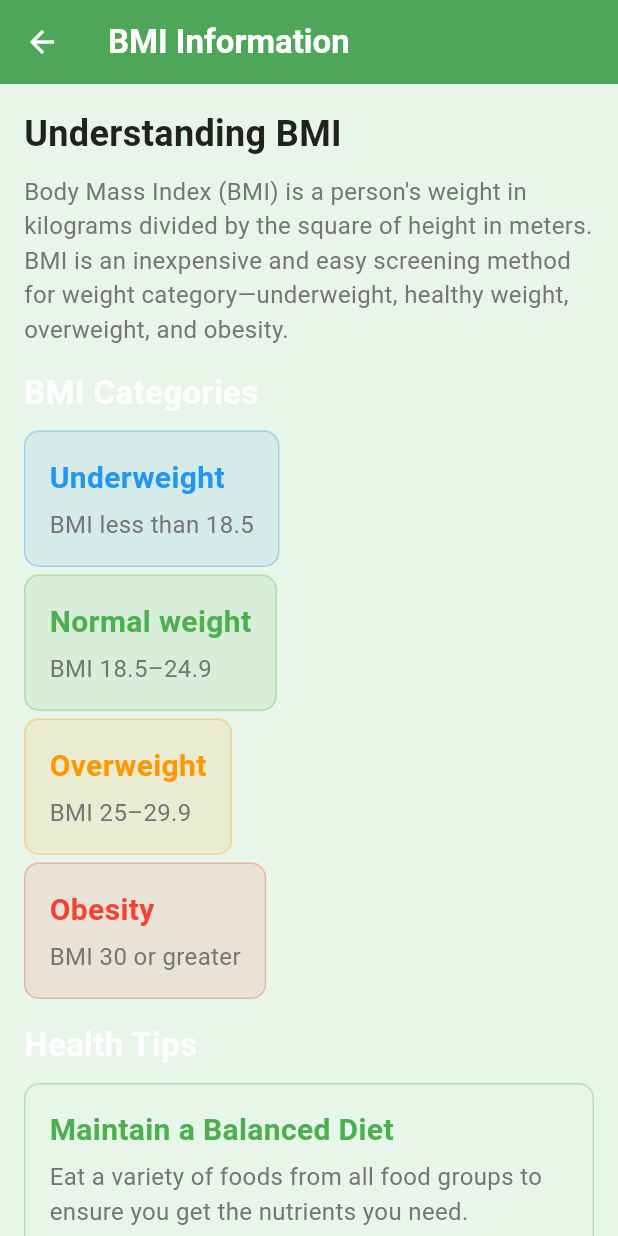
After one commit to uroojkhadim/FA23-BSE-019-5A-UroojKhadim, a Flutter app: the BMIInfoScreen screen opened by its route, on a phone screen of 412 x 824 dp. The commit adds this screen. Run offline on Flutter 3.47's test engine with Material 3 defaults, Android fonts, the phone set to English and light mode, and no system bars; our stand-ins replace csv, file_picker, fl_chart, flutter_local_notifications, google_sign_in, googleapis_auth and 5 more; missing offline and left inert: excel, googleapis; accounts and stored records are empty.

Commit message:
video 16
Navigation Feature:
1. BMI Information Screen
Created a new BMIInfoScreen widget with detailed BMI information
Displays comprehensive information about BMI categories and health tips
Uses consistent styling with the rest of the app through constants
Features:
BMI category explanations with color-coded cards
Health tips for maintaining a healthy lifestyle
Back navigation button
2. Navigation Implementation
Added routing configuration in the MaterialApp widget to register the new screen
Added a "Learn more about BMI" button in the main calculator screen
Implemented navigation using Navigator.pushNamed to navigate to the information screen
Added back navigation functionality using Navigator.pop
3. User Experience Enhancements
Users can now access detailed BMI information without leaving the app
Clear navigation path between the calculator and information screens
Consistent styling and design language throughout both screens
Intuitive back navigation using both the app bar back button and the bottom button

```diff
--- a/bmi_calculator/lib/main.dart
+++ b/bmi_calculator/lib/main.dart
@@ -12,6 +12,7 @@ import 'widgets/bmi_category.dart';
 import 'widgets/bmi_calculator_callbacks.dart';
 import 'widgets/constants/spacing_constants.dart';
 import 'widgets/custom_fab.dart';
+import 'widgets/bmi_info_screen.dart';
 
 // =============================================================================
 // MAIN APPLICATION
@@ -34,6 +35,9 @@ class BMICalculatorApp extends StatelessWidget {
       title: 'BMI Calculator',
       theme: BMICalculatorTheme.lightTheme,
       home: const BMICalculatorScreen(),
+      routes: {
+        '/bmi-info': (context) => const BMIInfoScreen(),
+      },
     );
   }
 }
@@ -243,6 +247,18 @@ class _BMICalculatorScreenState extends State<BMICalculatorScreen> {
                 ),
 
               const SizedBox(height: SpacingConstants.extraLarge),
+
+              // Button to navigate to BMI information screen
+              Center(
+                child: TextButton(
+                  onPressed: () {
+                    Navigator.pushNamed(context, '/bmi-info');
+                  },
+                  child: const Text('Learn more about BMI'),
+                ),
+              ),
+
+              const SizedBox(height: SpacingConstants.extraLarge),
             ],
           ),
         ),
--- /dev/null
+++ b/bmi_calculator/lib/widgets/bmi_info_screen.dart
@@ -0,0 +1,167 @@
+// Import the Flutter material design library
+import 'package:flutter/material.dart';
+import 'package:bmi_calculator/widgets/app_theme.dart';
+import 'package:bmi_calculator/widgets/constants/color_constants.dart';
+import 'package:bmi_calculator/widgets/constants/text_style_constants.dart';
+import 'package:bmi_calculator/widgets/constants/spacing_constants.dart';
+
+/// BMI Information Screen
+/// Displays detailed information about BMI categories and health tips
+class BMIInfoScreen extends StatelessWidget {
+  /// Constructor for BMIInfoScreen
+  const BMIInfoScreen({Key? key}) : super(key: key);
+
+  @override
+  Widget build(BuildContext context) {
+    return Scaffold(
+      appBar: AppBar(
+        title: const Text('BMI Information'),
+        leading: IconButton(
+          icon: const Icon(Icons.arrow_back),
+          onPressed: () {
+            Navigator.pop(context);
+          },
+        ),
+      ),
+      body: SingleChildScrollView(
+        child: Padding(
+          padding: SpacingConstants.defaultPadding,
+          child: Column(
+            crossAxisAlignment: CrossAxisAlignment.start,
+            children: [
+              const Text(
+                'Understanding BMI',
+                style: TextStyleConstants.largeTitle,
+              ),
+              const SizedBox(height: SpacingConstants.medium),
+              const Text(
+                'Body Mass Index (BMI) is a person\'s weight in kilograms divided by the square of height in meters. BMI is an inexpensive and easy screening method for weight category—underweight, healthy weight, overweight, and obesity.',
+                style: TextStyleConstants.mediumBody,
+              ),
+              const SizedBox(height: SpacingConstants.large),
+
+              const Text(
+                'BMI Categories',
+                style: TextStyleConstants.mediumTitle,
+              ),
+              const SizedBox(height: SpacingConstants.medium),
+
+              _buildBMICategoryCard(
+                'Underweight',
+                'BMI less than 18.5',
+                ColorConstants.underweightColor,
+              ),
+              const SizedBox(height: SpacingConstants.small),
+
+              _buildBMICategoryCard(
+                'Normal weight',
+                'BMI 18.5–24.9',
+                ColorConstants.normalWeightColor,
+              ),
+              const SizedBox(height: SpacingConstants.small),
+
+              _buildBMICategoryCard(
+                'Overweight',
+                'BMI 25–29.9',
+                ColorConstants.overweightColor,
+              ),
+              const SizedBox(height: SpacingConstants.small),
+
+              _buildBMICategoryCard(
+                'Obesity',
+                'BMI 30 or greater',
+                ColorConstants.obeseColor,
+              ),
+              const SizedBox(height: SpacingConstants.large),
+
+              const Text(
+                'Health Tips',
+                style: TextStyleConstants.mediumTitle,
+              ),
+              const SizedBox(height: SpacingConstants.medium),
+
+              _buildHealthTip(
+                'Maintain a Balanced Diet',
+                'Eat a variety of foods from all food groups to ensure you get the nutrients you need.',
+              ),
+              const SizedBox(height: SpacingConstants.small),
+
+              _buildHealthTip(
+                'Stay Active',
+                'Regular physical activity helps maintain a healthy weight and reduces health risks.',
+              ),
+              const SizedBox(height: SpacingConstants.small),
+
+              _buildHealthTip(
+                'Monitor Your Progress',
+                'Regularly check your BMI to stay aware of changes in your weight status.',
+              ),
+              const SizedBox(height: SpacingConstants.large),
+
+              Center(
+                child: ElevatedButton(
+                  onPressed: () {
+                    Navigator.pop(context);
+                  },
+                  child: const Text('Back to Calculator'),
+                ),
+              ),
+            ],
+          ),
+        ),
+      ),
+    );
+  }
+
+  /// Builds a card displaying BMI category information
+  Widget _buildBMICategoryCard(String category, String range, Color color) {
+    return Container(
+      padding: SpacingConstants.defaultPadding,
+      decoration: BoxDecoration(
+        color: color.withOpacity(0.1),
+        borderRadius: BorderRadius.circular(10),
+        border: Border.all(color: color.withOpacity(0.3)),
+      ),
+      child: Column(
+        crossAxisAlignment: CrossAxisAlignment.start,
+        children: [
+          Text(
+            category,
+            style: TextStyleConstants.smallTitle.copyWith(color: color),
+          ),
+          const SizedBox(height: SpacingConstants.small),
+          Text(
+            range,
+            style: TextStyleConstants.mediumBody,
+          ),
+        ],
+      ),
+    );
+  }
+
+  /// Builds a card displaying health tips
+  Widget _buildHealthTip(String title, String description) {
+    return Container(
+      padding: SpacingConstants.defaultPadding,
+      decoration: BoxDecoration(
+        color: ColorConstants.lightBackground,
+        borderRadius: BorderRadius.circular(10),
+        border: Border.all(color: ColorConstants.primaryGreen.withOpacity(0.3)),
+      ),
+      child: Column(
+        crossAxisAlignment: CrossAxisAlignment.start,
+        children: [
+          Text(
+            title,
+            style: TextStyleConstants.smallTitle.copyWith(color: ColorConstants.primaryGreen),
+          ),
+          const SizedBox(height: SpacingConstants.small),
+          Text(
+            description,
+            style: TextStyleConstants.mediumBody,
+          ),
+        ],
+      ),
+    );
+  }
+}
```
